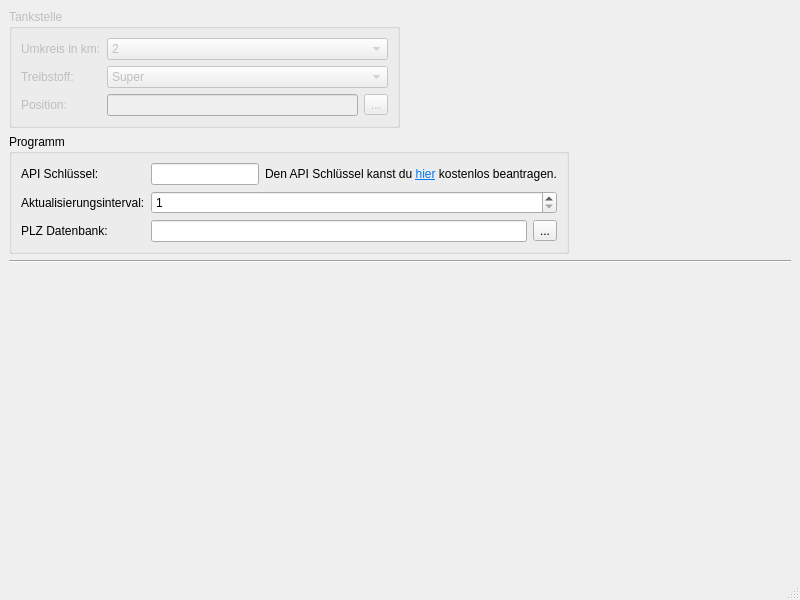
The window that Dialoge/DlgHauptfenster.ui (tuxmaster/Benzinpreis) describes before a commit, drawn with Qt 5.
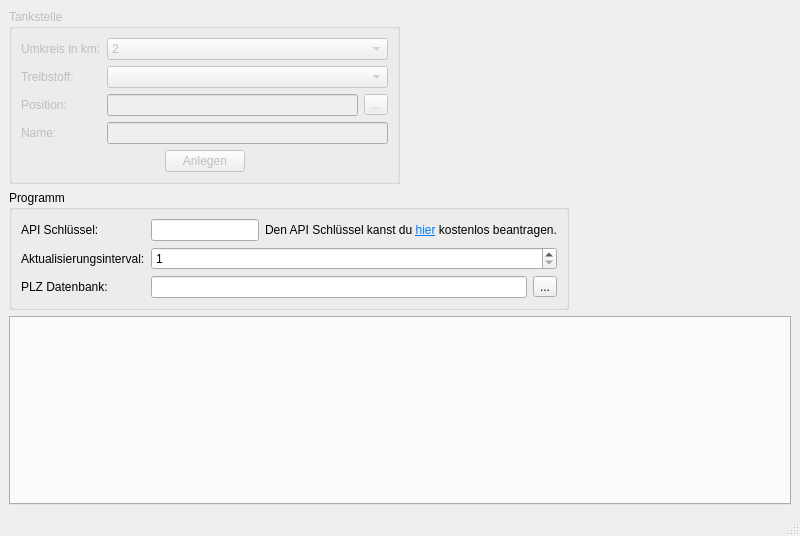
The same window after the commit.

Diff of the .ui file:
```diff
--- a/Dialoge/DlgHauptfenster.ui
+++ b/Dialoge/DlgHauptfenster.ui
@@ -7,7 +7,7 @@
     <x>0</x>
     <y>0</y>
     <width>800</width>
-    <height>600</height>
+    <height>536</height>
    </rect>
   </property>
   <property name="windowTitle">
@@ -17,6 +17,8 @@
    <string/>
   </property>
   <widget class="QWidget" name="centralwidget">
+   <layout class="QGridLayout" name="gridLayout">
+    <item row="0" column="0">
    <layout class="QVBoxLayout" name="verticalLayout_3">
     <item>
      <layout class="QHBoxLayout" name="horizontalLayout_4">
@@ -70,23 +72,7 @@
             </widget>
            </item>
            <item row="1" column="1">
-            <widget class="QComboBox" name="cbTreibstoff">
-             <item>
-              <property name="text">
-               <string notr="true" comment="e5">Super</string>
-              </property>
-             </item>
-             <item>
-              <property name="text">
-               <string notr="true" comment="e10">Super E10</string>
-              </property>
-             </item>
-             <item>
-              <property name="text">
-               <string notr="true" comment="diesel">Diesel</string>
-              </property>
-             </item>
-            </widget>
+              <widget class="QComboBox" name="cbTreibstoff"/>
            </item>
            <item row="2" column="0">
             <widget class="QLabel" name="label_3">
@@ -112,6 +98,53 @@
              </item>
             </layout>
            </item>
+             <item row="3" column="0">
+              <widget class="QLabel" name="label_8">
+               <property name="text">
+                <string>Name:</string>
+               </property>
+              </widget>
+             </item>
+             <item row="3" column="1">
+              <widget class="QLineEdit" name="txtName"/>
+             </item>
+            </layout>
+           </item>
+           <item>
+            <layout class="QHBoxLayout" name="horizontalLayout_6">
+             <item>
+              <spacer name="horizontalSpacer_4">
+               <property name="orientation">
+                <enum>Qt::Horizontal</enum>
+               </property>
+               <property name="sizeHint" stdset="0">
+                <size>
+                 <width>40</width>
+                 <height>20</height>
+                </size>
+               </property>
+              </spacer>
+             </item>
+             <item>
+              <widget class="QPushButton" name="pbAnlegen">
+               <property name="text">
+                <string>Anlegen</string>
+               </property>
+              </widget>
+             </item>
+             <item>
+              <spacer name="horizontalSpacer_3">
+               <property name="orientation">
+                <enum>Qt::Horizontal</enum>
+               </property>
+               <property name="sizeHint" stdset="0">
+                <size>
+                 <width>40</width>
+                 <height>20</height>
+                </size>
+               </property>
+              </spacer>
+             </item>
           </layout>
          </item>
         </layout>
@@ -225,25 +258,17 @@
       </item>
      </layout>
     </item>
-    <item>
-     <widget class="Line" name="line">
-      <property name="orientation">
-       <enum>Qt::Horizontal</enum>
-      </property>
-     </widget>
+     </layout>
     </item>
-    <item>
-     <spacer name="verticalSpacer">
-      <property name="orientation">
-       <enum>Qt::Vertical</enum>
+    <item row="1" column="0">
+     <widget class="QTabWidget" name="twPreise">
+      <property name="currentIndex">
+       <number>-1</number>
       </property>
-      <property name="sizeHint" stdset="0">
-       <size>
-        <width>20</width>
-        <height>232</height>
-       </size>
+      <property name="tabsClosable">
+       <bool>true</bool>
       </property>
-     </spacer>
+     </widget>
     </item>
    </layout>
   </widget>
```
Lines whose indentation alone changed are shown as unchanged.
